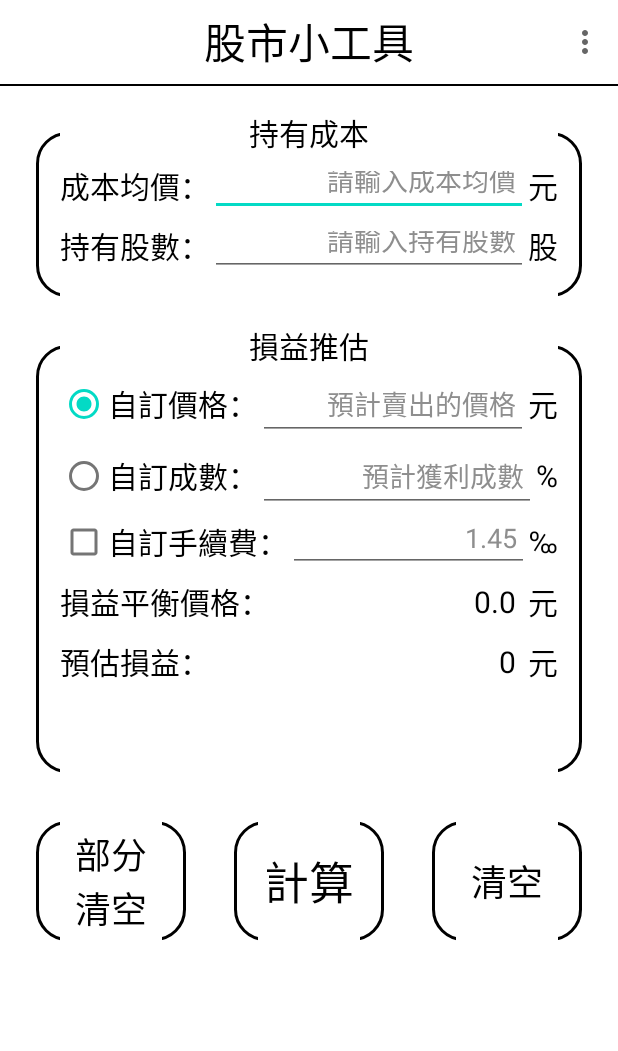
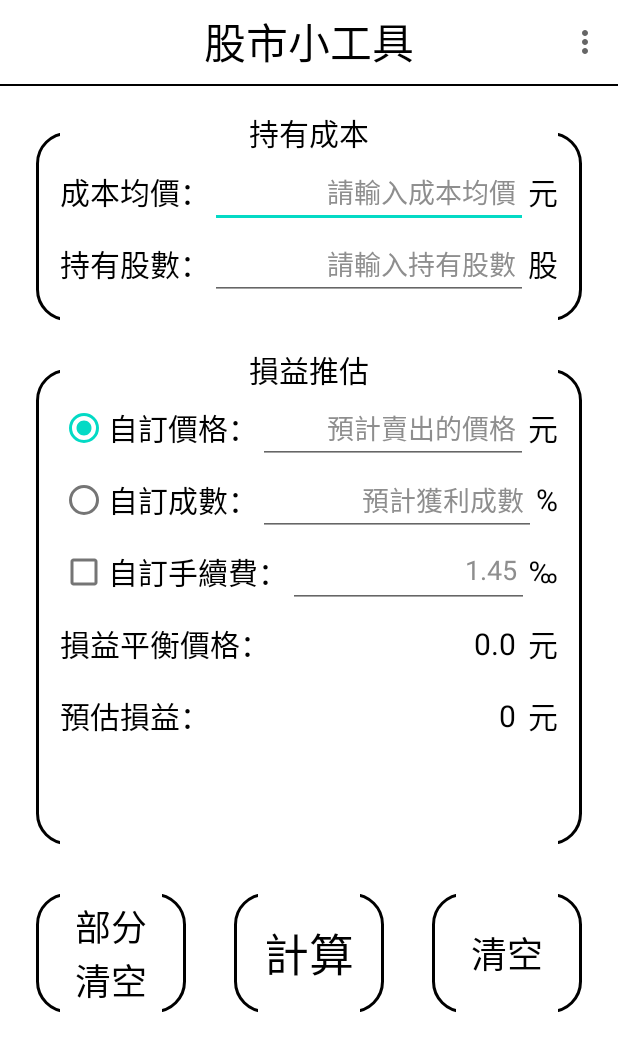
Before and after one commit to sakakami/StockSupportTool, an Android app: the screen it shows after launch (MainActivity), on a phone screen of 412 x 824 dp. Shown: the top 1051 px of the screen. Run offline under Robolectric (Android 15) with nearby library versions, the phone set to English and light mode, and no system bars.

Commit message:
1.2.2 update

```diff
--- a/app/build.gradle
+++ b/app/build.gradle
@@ -10,8 +10,8 @@ android {
         applicationId "mysoftstudio.stocksupporttool"
         minSdk 24
         targetSdk 33
-        versionCode 9
-        versionName "1.2.1"
+        versionCode 10
+        versionName "1.2.2"
 
         testInstrumentationRunner "androidx.test.runner.AndroidJUnitRunner"
     }
@@ -32,6 +32,7 @@ android {
     buildFeatures {
         viewBinding true
     }
+    namespace 'mysoftstudio.stocksupporttool'
 }
 
 dependencies {
--- a/app/src/main/AndroidManifest.xml
+++ b/app/src/main/AndroidManifest.xml
@@ -1,6 +1,5 @@
 <?xml version="1.0" encoding="utf-8"?>
-<manifest xmlns:android="http://schemas.android.com/apk/res/android"
-    package="mysoftstudio.stocksupporttool">
+<manifest xmlns:android="http://schemas.android.com/apk/res/android">
 
     <application
         android:name=".MyApplication"
--- a/app/src/main/res/layout/fragment_home_v.xml
+++ b/app/src/main/res/layout/fragment_home_v.xml
@@ -36,7 +36,7 @@
         android:id="@+id/viewA"
         style="@style/viewStyle"
         android:layout_width="match_parent"
-        android:layout_height="110dp"
+        android:layout_height="126dp"
         android:layout_marginStart="24dp"
         android:layout_marginTop="32dp"
         android:layout_marginEnd="24dp"
@@ -64,7 +64,7 @@
         android:id="@+id/txtCost"
         style="@style/TextViewStyle"
         android:layout_width="wrap_content"
-        android:layout_height="40dp"
+        android:layout_height="48dp"
         android:layout_marginStart="16dp"
         android:layout_marginTop="16dp"
         android:gravity="center"
@@ -77,7 +77,7 @@
         android:id="@+id/editCost"
         style="@style/EditTextStyle"
         android:layout_width="0dp"
-        android:layout_height="40dp"
+        android:layout_height="48dp"
         android:hint="@string/view_a_title_cost_hint"
         android:maxLines="1"
         android:gravity="end"
@@ -91,7 +91,7 @@
         android:id="@+id/txtCostUnit"
         style="@style/TextViewStyle"
         android:layout_width="wrap_content"
-        android:layout_height="40dp"
+        android:layout_height="48dp"
         android:layout_marginEnd="16dp"
         android:gravity="center"
         android:text="@string/unit_money"
@@ -103,7 +103,7 @@
         android:id="@+id/txtStock"
         style="@style/TextViewStyle"
         android:layout_width="wrap_content"
-        android:layout_height="40dp"
+        android:layout_height="48dp"
         android:gravity="center"
         android:text="@string/view_a_title_stock"
         android:textSize="20sp"
@@ -114,7 +114,7 @@
         android:id="@+id/editStock"
         style="@style/EditTextStyle"
         android:layout_width="0dp"
-        android:layout_height="40dp"
+        android:layout_height="48dp"
         android:gravity="end"
         android:hint="@string/view_a_title_stock_hint"
         android:inputType="number"
@@ -129,7 +129,7 @@
         android:id="@+id/txtStockUnit"
         style="@style/TextViewStyle"
         android:layout_width="wrap_content"
-        android:layout_height="40dp"
+        android:layout_height="48dp"
         android:layout_marginEnd="16dp"
         android:gravity="center"
         android:text="@string/unit_stock"
@@ -153,7 +153,7 @@
         android:id="@+id/viewB"
         style="@style/viewStyle"
         android:layout_width="0dp"
-        android:layout_height="285dp"
+        android:layout_height="317dp"
         android:layout_marginStart="24dp"
         android:layout_marginTop="32dp"
         android:layout_marginEnd="24dp"
@@ -254,7 +254,7 @@
         android:id="@+id/checkbox"
         style="@style/TextViewStyle"
         android:layout_width="wrap_content"
-        android:layout_height="40dp"
+        android:layout_height="48dp"
         android:layout_marginStart="16dp"
         android:gravity="center"
         android:text="@string/view_b_title_fee"
@@ -266,7 +266,7 @@
         android:id="@+id/editFee"
         style="@style/EditTextStyle"
         android:layout_width="0dp"
-        android:layout_height="40dp"
+        android:layout_height="48dp"
         android:hint="@string/view_b_title_fee_hint"
         android:inputType="numberDecimal"
         android:maxLines="1"
@@ -280,7 +280,7 @@
         android:id="@+id/txtFeeUnit"
         style="@style/TextViewStyle"
         android:layout_width="wrap_content"
-        android:layout_height="40dp"
+        android:layout_height="48dp"
         android:layout_marginEnd="16dp"
         android:gravity="center"
         android:text="@string/unit_permille"
@@ -292,7 +292,7 @@
         android:id="@+id/txtBalance"
         style="@style/TextViewStyle"
         android:layout_width="wrap_content"
-        android:layout_height="40dp"
+        android:layout_height="48dp"
         android:layout_marginStart="16dp"
         android:gravity="center"
         android:text="@string/view_b_title_balance"
@@ -304,7 +304,7 @@
         android:id="@+id/txtBalanceResult"
         style="@style/TextViewStyle"
         android:layout_width="0dp"
-        android:layout_height="40dp"
+        android:layout_height="48dp"
         android:gravity="center_vertical|end"
         android:textSize="20sp"
         android:paddingEnd="8dp"
@@ -316,7 +316,7 @@
         android:id="@+id/txtBalanceUnit"
         style="@style/TextViewStyle"
         android:layout_width="wrap_content"
-        android:layout_height="40dp"
+        android:layout_height="48dp"
         android:layout_marginEnd="16dp"
         android:gravity="center"
         android:text="@string/unit_money"
@@ -328,7 +328,7 @@
         android:id="@+id/txtIncome"
         style="@style/TextViewStyle"
         android:layout_width="wrap_content"
-        android:layout_height="40dp"
+        android:layout_height="48dp"
         android:layout_marginStart="16dp"
         android:gravity="center"
         android:text="@string/view_b_title_income"
@@ -340,7 +340,7 @@
         android:id="@+id/txtIncomeResult"
         style="@style/TextViewStyle"
         android:layout_width="0dp"
-        android:layout_height="40dp"
+        android:layout_height="48dp"
         android:gravity="center_vertical|end"
         android:textSize="20sp"
         android:paddingEnd="8dp"
@@ -353,7 +353,7 @@
         android:id="@+id/txtIncomeUnit"
         style="@style/TextViewStyle"
         android:layout_width="wrap_content"
-        android:layout_height="40dp"
+        android:layout_height="48dp"
         android:layout_marginEnd="16dp"
         android:gravity="center"
         android:text="@string/unit_money"
@@ -365,7 +365,7 @@
         android:id="@+id/txtSelect"
         style="@style/TextViewStyle"
         android:layout_width="wrap_content"
-        android:layout_height="40dp"
+        android:layout_height="48dp"
         android:layout_marginStart="16dp"
         android:gravity="center"
         android:textSize="20sp"
@@ -376,7 +376,7 @@
         android:id="@+id/txtSelectResult"
         style="@style/TextViewStyle"
         android:layout_width="0dp"
-        android:layout_height="40dp"
+        android:layout_height="48dp"
         android:gravity="center|end"
         android:textSize="20sp"
         android:paddingEnd="8dp"
@@ -388,7 +388,7 @@
         android:id="@+id/txtSelectUnit"
         style="@style/TextViewStyle"
         android:layout_width="wrap_content"
-        android:layout_height="40dp"
+        android:layout_height="48dp"
         android:layout_marginEnd="16dp"
         android:gravity="center"
         android:textSize="20sp"
--- a/build.gradle
+++ b/build.gradle
@@ -5,7 +5,7 @@ buildscript {
         mavenCentral()
     }
     dependencies {
-        classpath 'com.android.tools.build:gradle:7.4.2'
+        classpath 'com.android.tools.build:gradle:8.1.1'
         classpath 'org.jetbrains.kotlin:kotlin-gradle-plugin:1.8.0'
 
         // NOTE: Do not place your application dependencies here; they belong
--- a/gradle.properties
+++ b/gradle.properties
@@ -19,3 +19,6 @@ android.useAndroidX=true
 android.enableJetifier=true
 # Kotlin code style for this project: "official" or "obsolete":
 kotlin.code.style=official
+android.defaults.buildfeatures.buildconfig=true
+android.nonTransitiveRClass=false
+android.nonFinalResIds=false
--- a/settings.gradle
+++ b/settings.gradle
@@ -3,7 +3,6 @@ dependencyResolutionManagement {
     repositories {
         google()
         mavenCentral()
-        jcenter() // Warning: this repository is going to shut down soon
     }
 }
 rootProject.name = "Stock Support Tool"
```
Also changed, not shown: gradle/wrapper/gradle-wrapper.properties.
